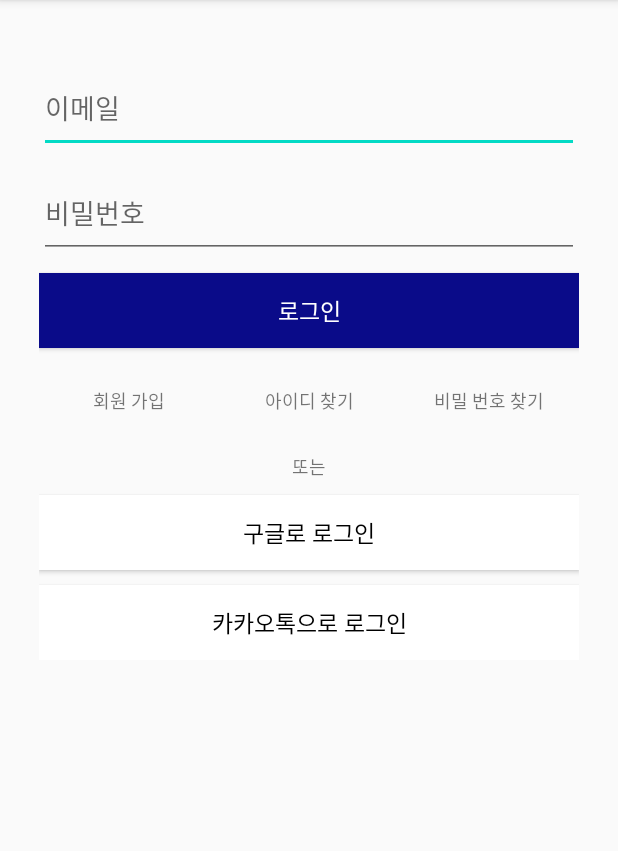
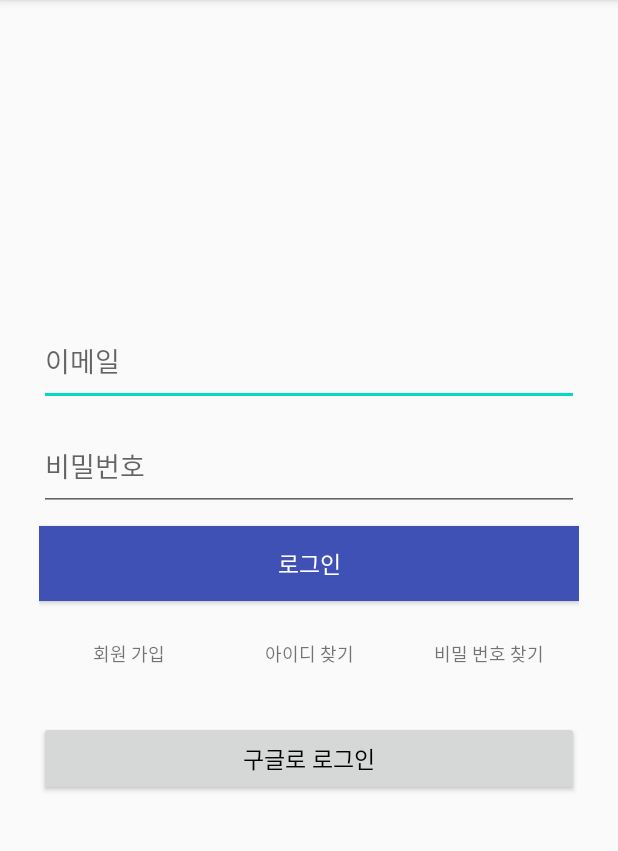
Before and after one commit to mandoolala/FinTect, an Android app: the screen it shows after launch (LoginActivity), on a phone screen of 412 x 824 dp, the part 84-935 px from its top. Run offline under Robolectric (Android 15) with nearby library versions, the phone set to English and light mode, and no system bars; our stand-ins replace Firebase (no records; nobody signed in at launch, a user with empty details on screens opened directly).

Commit message:
login activity detail changed

```diff
--- a/app/src/main/res/layout/activity_login.xml
+++ b/app/src/main/res/layout/activity_login.xml
@@ -5,30 +5,29 @@
     android:layout_width="match_parent"
     android:layout_height="match_parent"
     tools:context=".LoginActivity">
-    <ScrollView
-        android:layout_width="match_parent"
-        android:layout_height="match_parent"
-        android:orientation="vertical"
-        android:gravity ="center"
-        android:fillViewport="true"
-        android:layout_marginTop="0dp"
-        android:id="@+id/scrollView_request">
+
+
     <LinearLayout
-            android:orientation="vertical"
         android:id="@+id/linearLayout_request"
         android:layout_width="match_parent"
         android:layout_height="wrap_content"
+        android:layout_marginTop="300dp"
+        android:layout_marginBottom="300dp"
+        android:orientation="vertical"
+        android:paddingHorizontal="16dp"
         android:paddingVertical="16dp"
-            android:paddingHorizontal="16dp">
+        app:layout_constraintBottom_toBottomOf="parent"
+        app:layout_constraintEnd_toEndOf="parent"
+        app:layout_constraintStart_toStartOf="parent"
+        app:layout_constraintTop_toTopOf="parent">
 
         <LinearLayout
             android:layout_width="match_parent"
-                android:layout_height="wrap_content"
+            android:layout_height="367dp"
+            android:layout_marginVertical="16dp"
             android:layout_marginLeft="10dp"
             android:layout_marginRight="10dp"
-                android:orientation="vertical"
-                android:layout_marginVertical="16dp"
-                >
+            android:orientation="vertical">
 
 
             <EditText
@@ -37,83 +36,52 @@
                 android:layout_height="60dp"
                 android:layout_marginTop="10dp"
                 android:hint="이메일"
-                    app:layout_constraintTop_toTopOf="parent"/>
+                android:inputType="textEmailAddress"
+                app:layout_constraintTop_toTopOf="parent" />
 
             <EditText
                 android:id="@+id/password_area"
                 android:layout_width="match_parent"
-                    app:layout_constraintTop_toBottomOf="@id/email_area"
                 android:layout_height="60dp"
+                android:layout_marginTop="10dp"
+                android:hint="비밀번호"
                 android:inputType="textPassword"
-                    android:layout_marginTop="10dp"
-                    android:hint="비밀번호" />
+                app:layout_constraintTop_toBottomOf="@id/email_area" />
 
             <Button
                 android:id="@+id/login_button"
+                android:layout_width="match_parent"
+                android:layout_height="50dp"
+                android:layout_marginTop="10dp"
+                android:background="#3F51B5"
                 android:text="로그인"
                 android:textColor="#ffffff"
                 android:textSize="15dp"
-                    android:layout_width="match_parent"
-                    app:layout_constraintTop_toBottomOf="@+id/password_area"
-                    android:layout_marginTop="10dp"
-                    android:background="#0A0B89"
-                    android:layout_height="50dp"
-                    />
+                app:layout_constraintTop_toBottomOf="@+id/password_area" />
 
             <androidx.constraintlayout.widget.ConstraintLayout
-                    app:layout_constraintTop_toBottomOf="@+id/login_button"
                 android:id="@+id/botton_layout"
                 android:layout_width="match_parent"
+                android:layout_height="wrap_content"
                 android:layout_marginTop="0dp"
-                    android:layout_height="wrap_content">
+                app:layout_constraintTop_toBottomOf="@+id/login_button">
 
                 <include layout="@layout/activity_login_bottom"></include>
 
             </androidx.constraintlayout.widget.ConstraintLayout>
 
 
-                <TextView
-                    app:layout_constraintTop_toBottomOf="@+id/botton_layout"
-                    android:id="@+id/or_text"
-                    android:layout_width="match_parent"
-                    android:layout_height="wrap_content"
-                    android:gravity="center"
-                    android:layout_weight="1"
-                    android:text="또는"
-                    android:textSize="12dp"
-                    android:layout_marginTop="0dp"
-                    >
-
-                </TextView>
-
             <Button
                 android:id="@+id/google_login_button"
+                android:layout_width="match_parent"
+                android:layout_height="50dp"
+                android:layout_marginTop="10dp"
                 android:text="구글로 로그인"
                 android:textColor="#000000"
                 android:textSize="15dp"
-                    android:layout_width="match_parent"
-                    app:layout_constraintTop_toBottomOf="@+id/or_text"
-                    android:layout_marginTop="10dp"
-                    android:background="#ffffff"
-                    android:layout_height="50dp"
-                    />
-
-                <Button
-                    android:id="@+id/kakao_login_button"
-                    android:text="카카오톡으로 로그인"
-                    android:textColor="#000000"
-                    android:textSize="15dp"
-                    android:layout_width="match_parent"
-                    app:layout_constraintTop_toBottomOf="@+id/google_login_button"
-                    android:layout_marginTop="10dp"
-                    android:background="#ffffff"
-                    android:layout_height="50dp"
-                    />
-
+                app:layout_constraintTop_toBottomOf="@+id/or_text"></Button>
 
         </LinearLayout>
     </LinearLayout>
 
-    </ScrollView>
-
 </androidx.constraintlayout.widget.ConstraintLayout>
```
Also changed, not shown: app/src/main/res/layout/activity_upload.xml (+57 -3 lines), app/src/main/res/values/strings.xml (+12 -0 lines). Lines whose indentation alone changed are shown as unchanged.
